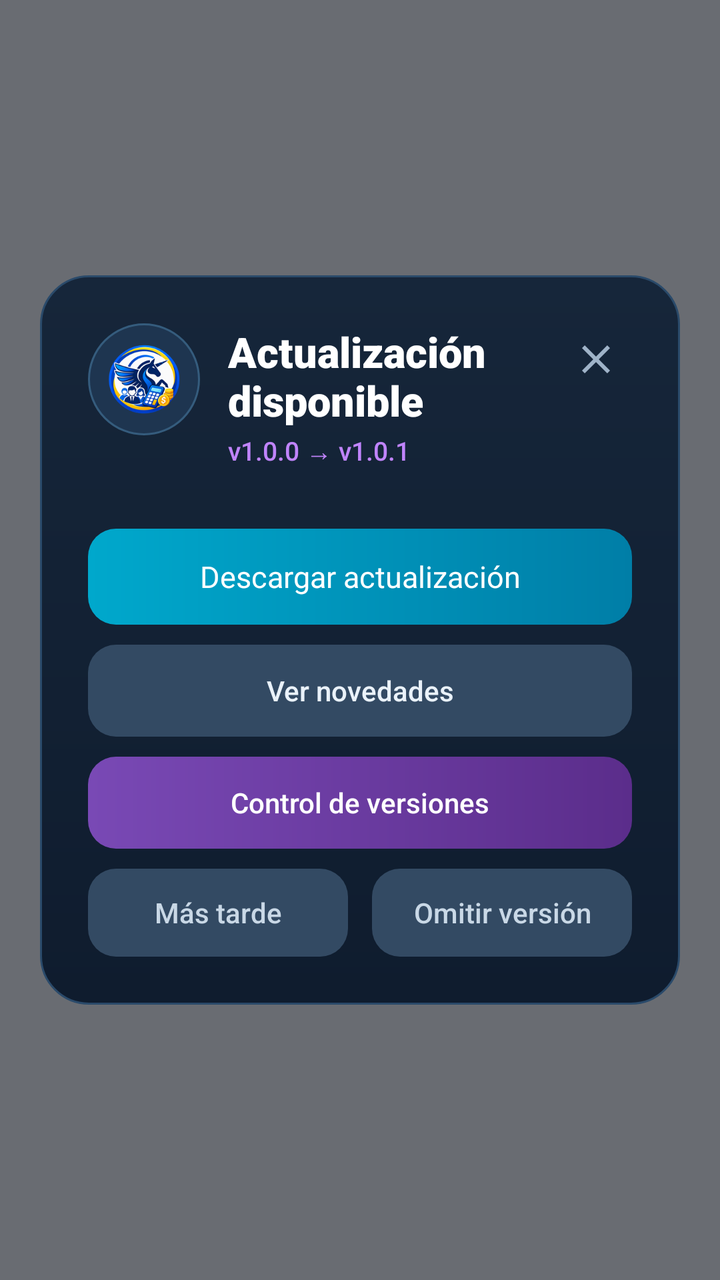
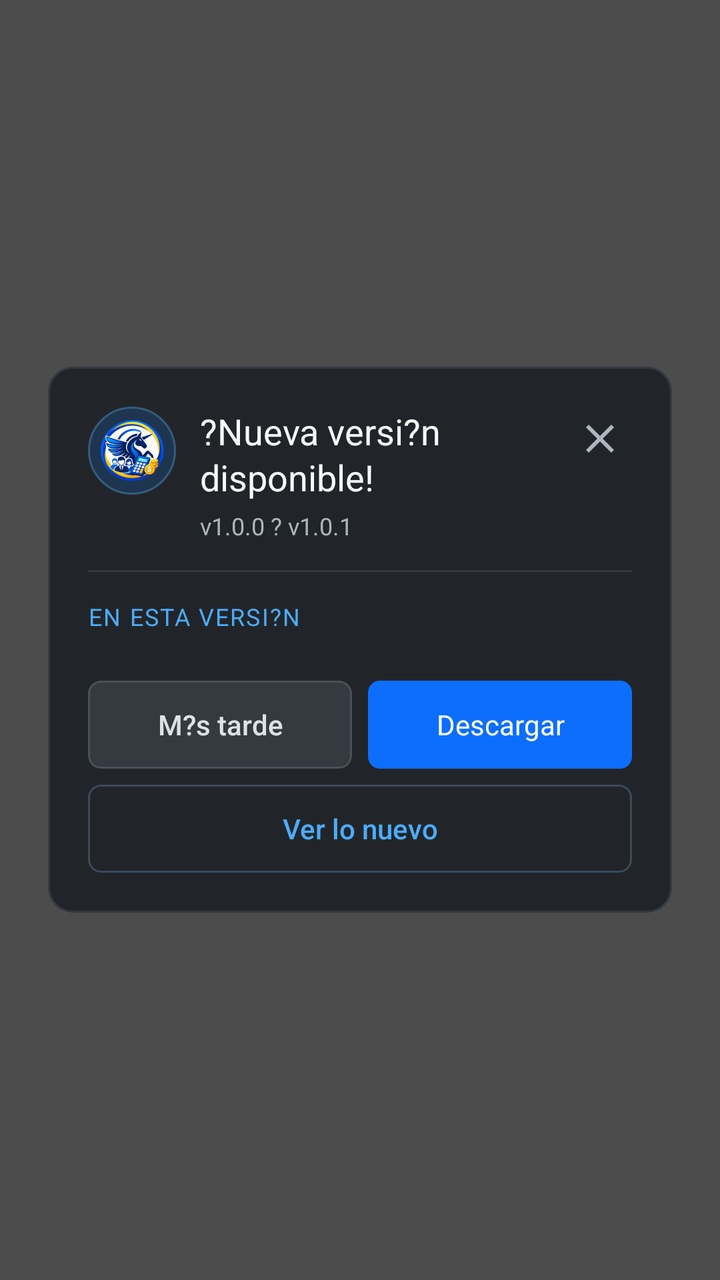

An Android layout rendered at two revisions. The XML below is the earlier revision; the diff shows what the commit changed to produce the second picture.
<!-- AndroidManifest.xml: application theme Theme.UnicornioSoftware -->
<!-- res/layout/dialog_app_update.xml -->
<?xml version="1.0" encoding="utf-8"?>
<FrameLayout xmlns:android="http://schemas.android.com/apk/res/android"
    android:layout_width="match_parent"
    android:layout_height="match_parent"
    android:background="#99050B14"
    android:padding="20dp">

    <LinearLayout
        android:layout_width="match_parent"
        android:layout_height="wrap_content"
        android:layout_gravity="center"
        android:background="@drawable/bg_offline_card"
        android:orientation="vertical"
        android:padding="24dp">

        <LinearLayout
            android:layout_width="match_parent"
            android:layout_height="wrap_content"
            android:gravity="top"
            android:orientation="horizontal">

            <FrameLayout
                android:layout_width="56dp"
                android:layout_height="56dp"
                android:background="@drawable/bg_offline_icon"
                android:padding="10dp">

                <ImageView
                    android:layout_width="match_parent"
                    android:layout_height="match_parent"
                    android:contentDescription="@string/app_name"
                    android:scaleType="fitCenter"
                    android:src="@mipmap/ic_launcher_round" />
            </FrameLayout>

            <LinearLayout
                android:layout_width="0dp"
                android:layout_height="wrap_content"
                android:layout_marginStart="14dp"
                android:layout_weight="1"
                android:orientation="vertical"
                android:paddingEnd="8dp">

                <TextView
                    android:id="@+id/updateTitle"
                    android:layout_width="wrap_content"
                    android:layout_height="wrap_content"
                    android:fontFamily="sans-serif-black"
                    android:text="Actualización disponible"
                    android:textColor="#FFFFFF"
                    android:textSize="21sp" />

                <TextView
                    android:id="@+id/updateVersions"
                    android:layout_width="wrap_content"
                    android:layout_height="wrap_content"
                    android:layout_marginTop="2dp"
                    android:fontFamily="sans-serif-medium"
                    android:text="v1.0.0 → v1.0.1"
                    android:textColor="#C084FC"
                    android:textSize="13sp" />
            </LinearLayout>

            <ImageButton
                android:id="@+id/btnUpdateClose"
                android:layout_width="36dp"
                android:layout_height="36dp"
                android:background="@android:color/transparent"
                android:contentDescription="Cerrar"
                android:padding="6dp"
                android:src="@drawable/ic_close"
                android:tint="#9FB3C8" />
        </LinearLayout>

        <TextView
            android:id="@+id/updateSummary"
            android:layout_width="match_parent"
            android:layout_height="wrap_content"
            android:layout_marginTop="14dp"
            android:fontFamily="sans-serif-medium"
            android:lineSpacingExtra="3dp"
            android:textColor="#B8C7D9"
            android:textSize="14sp"
            android:visibility="gone" />

        <LinearLayout
            android:id="@+id/updateMetaRow"
            android:layout_width="match_parent"
            android:layout_height="wrap_content"
            android:layout_marginTop="12dp"
            android:orientation="horizontal">

            <TextView
                android:id="@+id/updateSize"
                android:layout_width="wrap_content"
                android:layout_height="wrap_content"
                android:background="@drawable/bg_update_chip"
                android:fontFamily="sans-serif-medium"
                android:paddingStart="10dp"
                android:paddingTop="5dp"
                android:paddingEnd="10dp"
                android:paddingBottom="5dp"
                android:textColor="#9ADCF0"
                android:textSize="12sp"
                android:visibility="gone" />

            <TextView
                android:id="@+id/updateDate"
                android:layout_width="wrap_content"
                android:layout_height="wrap_content"
                android:layout_marginStart="8dp"
                android:background="@drawable/bg_update_chip"
                android:fontFamily="sans-serif-medium"
                android:paddingStart="10dp"
                android:paddingTop="5dp"
                android:paddingEnd="10dp"
                android:paddingBottom="5dp"
                android:textColor="#9ADCF0"
                android:textSize="12sp"
                android:visibility="gone" />
        </LinearLayout>

        <TextView
            android:id="@+id/updateRequired"
            android:layout_width="match_parent"
            android:layout_height="wrap_content"
            android:layout_marginTop="10dp"
            android:fontFamily="sans-serif-medium"
            android:text="Esta actualización es necesaria para continuar."
            android:textColor="#FCA5A5"
            android:textSize="13sp"
            android:visibility="gone" />

        <ScrollView
            android:id="@+id/updateChangesScroll"
            android:layout_width="match_parent"
            android:layout_height="wrap_content"
            android:layout_marginTop="12dp"
            android:fillViewport="false"
            android:maxHeight="220dp"
            android:visibility="gone">

            <LinearLayout
                android:id="@+id/updateChangesContainer"
                android:layout_width="match_parent"
                android:layout_height="wrap_content"
                android:orientation="vertical" />
        </ScrollView>

        <TextView
            android:id="@+id/updateMinSupported"
            android:layout_width="match_parent"
            android:layout_height="wrap_content"
            android:layout_marginTop="10dp"
            android:fontFamily="sans-serif"
            android:textColor="#94A3B8"
            android:textSize="12sp"
            android:visibility="gone" />

        <TextView
            android:id="@+id/btnUpdateDownload"
            android:layout_width="match_parent"
            android:layout_height="48dp"
            android:layout_marginTop="18dp"
            android:background="@drawable/bg_offline_button"
            android:fontFamily="sans-serif-bold"
            android:gravity="center"
            android:text="Descargar actualización"
            android:textColor="#FFFFFF"
            android:textSize="15sp" />

        <TextView
            android:id="@+id/btnUpdateNotes"
            android:layout_width="match_parent"
            android:layout_height="46dp"
            android:layout_marginTop="10dp"
            android:background="@drawable/bg_offline_button_secondary"
            android:fontFamily="sans-serif-medium"
            android:gravity="center"
            android:text="Ver novedades"
            android:textColor="#EAF2FA"
            android:textSize="14sp" />

        <TextView
            android:id="@+id/btnUpdateVersions"
            android:layout_width="match_parent"
            android:layout_height="46dp"
            android:layout_marginTop="10dp"
            android:background="@drawable/bg_update_versions_button"
            android:fontFamily="sans-serif-medium"
            android:gravity="center"
            android:text="Control de versiones"
            android:textColor="#FFFFFF"
            android:textSize="14sp" />

        <LinearLayout
            android:id="@+id/updateSecondaryRow"
            android:layout_width="match_parent"
            android:layout_height="wrap_content"
            android:layout_marginTop="10dp"
            android:orientation="horizontal">

            <TextView
                android:id="@+id/btnUpdateLater"
                android:layout_width="0dp"
                android:layout_height="44dp"
                android:layout_marginEnd="6dp"
                android:layout_weight="1"
                android:background="@drawable/bg_offline_button_secondary"
                android:fontFamily="sans-serif-medium"
                android:gravity="center"
                android:text="Más tarde"
                android:textColor="#C9D8E6"
                android:textSize="14sp" />

            <TextView
                android:id="@+id/btnUpdateSkip"
                android:layout_width="0dp"
                android:layout_height="44dp"
                android:layout_marginStart="6dp"
                android:layout_weight="1"
                android:background="@drawable/bg_offline_button_secondary"
                android:fontFamily="sans-serif-medium"
                android:gravity="center"
                android:text="Omitir versión"
                android:textColor="#C9D8E6"
                android:textSize="14sp" />
        </LinearLayout>
    </LinearLayout>
</FrameLayout>
<!-- resources referenced by this layout -->
<resources>
  <!-- drawable bg_offline_button (drawable) -->
  <?xml version="1.0" encoding="utf-8"?>
  <ripple xmlns:android="http://schemas.android.com/apk/res/android" android:color="#66FFFFFF">
      <item>
          <shape android:shape="rectangle">
              <gradient
                  android:angle="0"
                  android:startColor="#00A8CC"
                  android:endColor="#007EA7" />
              <corners android:radius="14dp" />
          </shape>
      </item>
  </ripple>
  <!-- drawable bg_offline_button_secondary (drawable) -->
  <?xml version="1.0" encoding="utf-8"?>
  <ripple xmlns:android="http://schemas.android.com/apk/res/android" android:color="#66FFFFFF">
      <item>
          <shape android:shape="rectangle">
              <solid android:color="#334A63" />
              <corners android:radius="14dp" />
          </shape>
      </item>
  </ripple>
  <!-- drawable bg_offline_card (drawable) -->
  <?xml version="1.0" encoding="utf-8"?>
  <shape xmlns:android="http://schemas.android.com/apk/res/android" android:shape="rectangle">
      <gradient
          android:angle="270"
          android:startColor="#16263A"
          android:endColor="#0F1C2E" />
      <corners android:radius="24dp" />
      <stroke android:width="1dp" android:color="#2A4A6A" />
  </shape>
  <!-- drawable bg_offline_icon (drawable) -->
  <?xml version="1.0" encoding="utf-8"?>
  <shape xmlns:android="http://schemas.android.com/apk/res/android" android:shape="oval">
      <solid android:color="#1E3550" />
      <stroke android:width="1dp" android:color="#355C7D" />
  </shape>
  <!-- drawable bg_update_chip (drawable) -->
  <?xml version="1.0" encoding="utf-8"?>
  <shape xmlns:android="http://schemas.android.com/apk/res/android" android:shape="rectangle">
      <solid android:color="#1A3550" />
      <corners android:radius="999dp" />
      <stroke android:width="1dp" android:color="#2E5A78" />
  </shape>
  <!-- drawable bg_update_versions_button (drawable) -->
  <?xml version="1.0" encoding="utf-8"?>
  <ripple xmlns:android="http://schemas.android.com/apk/res/android" android:color="#66FFFFFF">
      <item>
          <shape android:shape="rectangle">
              <gradient
                  android:angle="0"
                  android:startColor="#7949B5"
                  android:endColor="#5B2D8B" />
              <corners android:radius="14dp" />
          </shape>
      </item>
  </ripple>
  <!-- drawable ic_close (drawable) -->
  <vector xmlns:android="http://schemas.android.com/apk/res/android"
      android:width="24dp" android:height="24dp" android:viewportWidth="24"
      android:viewportHeight="24">
      <path android:fillColor="#EAF2FA"
          android:pathData="M19,6.41L17.59,5 12,10.59 6.41,5 5,6.41 10.59,12 5,17.59 6.41,19 12,13.41 17.59,19 19,17.59 13.41,12z"/>
  </vector>
  <!-- mipmap ic_launcher_round: png bitmap (mipmap-hdpi, 11719 bytes) -->
  <string name="app_name">Ecosistema Financiero de Unicornio Software</string>
  <style name="Theme.UnicornioSoftware" parent="Theme.MaterialComponents.DayNight.NoActionBar">
          <item name="android:statusBarColor">@android:color/black</item>
          <item name="android:navigationBarColor">@android:color/black</item>
          <item name="android:windowLightStatusBar" tools:targetApi="m">false</item>
      </style>
</resources>

<!-- the commit's change to res/layout/dialog_app_update.xml (unified diff, before → after) -->
@@ -2,16 +2,16 @@
 <FrameLayout xmlns:android="http://schemas.android.com/apk/res/android"
     android:layout_width="match_parent"
     android:layout_height="match_parent"
-    android:background="#99050B14"
-    android:padding="20dp">
+    android:background="#B3000000"
+    android:padding="24dp">
 
     <LinearLayout
         android:layout_width="match_parent"
         android:layout_height="wrap_content"
         android:layout_gravity="center"
-        android:background="@drawable/bg_offline_card"
+        android:background="@drawable/bg_modal_card"
         android:orientation="vertical"
-        android:padding="24dp">
+        android:padding="20dp">
 
         <LinearLayout
             android:layout_width="match_parent"
@@ -19,212 +19,204 @@
             android:gravity="top"
             android:orientation="horizontal">
 
-            <FrameLayout
-                android:layout_width="56dp"
-                android:layout_height="56dp"
+            <ImageView
+                android:id="@+id/updateIcon"
+                android:layout_width="44dp"
+                android:layout_height="44dp"
                 android:background="@drawable/bg_offline_icon"
-                android:padding="10dp">
-
-                <ImageView
-                    android:layout_width="match_parent"
-                    android:layout_height="match_parent"
-                    android:contentDescription="@string/app_name"
-                    android:scaleType="fitCenter"
-                    android:src="@mipmap/ic_launcher_round" />
-            </FrameLayout>
+                android:contentDescription="@string/app_name"
+                android:padding="6dp"
+                android:scaleType="fitCenter"
+                android:src="@mipmap/ic_launcher_round" />
 
             <LinearLayout
                 android:layout_width="0dp"
                 android:layout_height="wrap_content"
-                android:layout_marginStart="14dp"
+                android:layout_marginStart="12dp"
                 android:layout_weight="1"
-                android:orientation="vertical"
-                android:paddingEnd="8dp">
+                android:orientation="vertical">
 
                 <TextView
                     android:id="@+id/updateTitle"
                     android:layout_width="wrap_content"
                     android:layout_height="wrap_content"
-                    android:fontFamily="sans-serif-black"
-                    android:text="Actualización disponible"
-                    android:textColor="#FFFFFF"
-                    android:textSize="21sp" />
+                    android:fontFamily="sans-serif-bold"
+                    android:lineSpacingExtra="2dp"
+                    android:text="?Nueva versi?n disponible!"
+                    android:textColor="#F8F9FA"
+                    android:textSize="18sp" />
 
                 <TextView
                     android:id="@+id/updateVersions"
                     android:layout_width="wrap_content"
                     android:layout_height="wrap_content"
-                    android:layout_marginTop="2dp"
-                    android:fontFamily="sans-serif-medium"
-                    android:text="v1.0.0 → v1.0.1"
-                    android:textColor="#C084FC"
-                    android:textSize="13sp" />
+                    android:layout_marginTop="4dp"
+                    android:fontFamily="sans-serif"
+                    android:text="v1.0.0 ? v1.0.1"
+                    android:textColor="#ADB5BD"
+                    android:textSize="12sp" />
             </LinearLayout>
 
             <ImageButton
                 android:id="@+id/btnUpdateClose"
-                android:layout_width="36dp"
-                android:layout_height="36dp"
+                android:layout_width="32dp"
+                android:layout_height="32dp"
                 android:background="@android:color/transparent"
                 android:contentDescription="Cerrar"
-                android:padding="6dp"
+                android:padding="4dp"
                 android:src="@drawable/ic_close"
-                android:tint="#9FB3C8" />
+                android:tint="#ADB5BD" />
         </LinearLayout>
 
-        <TextView
-            android:id="@+id/updateSummary"
+        <View
+            android:layout_width="match_parent"
+            android:layout_height="1dp"
+            android:layout_marginTop="14dp"
+            android:layout_marginBottom="14dp"
+            android:background="#343A40" />
+
+        <ScrollView
+            android:id="@+id/updateBodyScroll"
             android:layout_width="match_parent"
             android:layout_height="wrap_content"
-            android:layout_marginTop="14dp"
-            android:fontFamily="sans-serif-medium"
-            android:lineSpacingExtra="3dp"
-            android:textColor="#B8C7D9"
-            android:textSize="14sp"
-            android:visibility="gone" />
-
-        <LinearLayout
-            android:id="@+id/updateMetaRow"
-            android:layout_width="match_parent"
-            android:layout_height="wrap_content"
-            android:layout_marginTop="12dp"
-            android:orientation="horizontal">
-
-            <TextView
-                android:id="@+id/updateSize"
-                android:layout_width="wrap_content"
-                android:layout_height="wrap_content"
-                android:background="@drawable/bg_update_chip"
-                android:fontFamily="sans-serif-medium"
-                android:paddingStart="10dp"
-                android:paddingTop="5dp"
-                android:paddingEnd="10dp"
-                android:paddingBottom="5dp"
-                android:textColor="#9ADCF0"
-                android:textSize="12sp"
-                android:visibility="gone" />
-
-            <TextView
-                android:id="@+id/updateDate"
-                android:layout_width="wrap_content"
-                android:layout_height="wrap_content"
-                android:layout_marginStart="8dp"
-                android:background="@drawable/bg_update_chip"
-                android:fontFamily="sans-serif-medium"
-                android:paddingStart="10dp"
-                android:paddingTop="5dp"
-                android:paddingEnd="10dp"
-                android:paddingBottom="5dp"
-                android:textColor="#9ADCF0"
-                android:textSize="12sp"
-                android:visibility="gone" />
-        </LinearLayout>
-
-        <TextView
-            android:id="@+id/updateRequired"
-            android:layout_width="match_parent"
-            android:layout_height="wrap_content"
-            android:layout_marginTop="10dp"
-            android:fontFamily="sans-serif-medium"
-            android:text="Esta actualización es necesaria para continuar."
-            android:textColor="#FCA5A5"
-            android:textSize="13sp"
-            android:visibility="gone" />
-
-        <ScrollView
-            android:id="@+id/updateChangesScroll"
-            android:layout_width="match_parent"
-            android:layout_height="wrap_content"
-            android:layout_marginTop="12dp"
             android:fillViewport="false"
-            android:maxHeight="220dp"
-            android:visibility="gone">
+            android:overScrollMode="ifContentScrolls">
 
             <LinearLayout
-                android:id="@+id/updateChangesContainer"
                 android:layout_width="match_parent"
                 android:layout_height="wrap_content"
-                android:orientation="vertical" />
+                android:orientation="vertical">
+
+                <TextView
+                    android:id="@+id/updateSectionTitle"
+                    android:layout_width="wrap_content"
+                    android:layout_height="wrap_content"
+                    android:fontFamily="sans-serif-bold"
+                    android:letterSpacing="0.06"
+                    android:text="EN ESTA VERSI?N"
+                    android:textAllCaps="true"
+                    android:textColor="#4DABF7"
+                    android:textSize="12sp" />
+
+                <TextView
+                    android:id="@+id/updateSummary"
+                    android:layout_width="match_parent"
+                    android:layout_height="wrap_content"
+                    android:layout_marginTop="8dp"
+                    android:fontFamily="sans-serif"
+                    android:lineSpacingExtra="3dp"
+                    android:textColor="#CED4DA"
+                    android:textSize="14sp"
+                    android:visibility="gone" />
+
+                <LinearLayout
+                    android:id="@+id/updateMetaRow"
+                    android:layout_width="match_parent"
+                    android:layout_height="wrap_content"
+                    android:layout_marginTop="10dp"
+                    android:orientation="horizontal"
+                    android:visibility="gone">
+
+                    <TextView
+                        android:id="@+id/updateSize"
+                        android:layout_width="wrap_content"
+                        android:layout_height="wrap_content"
+                        android:fontFamily="sans-serif-medium"
+                        android:textColor="#ADB5BD"
+                        android:textSize="12sp"
+                        android:visibility="gone" />
+
+                    <TextView
+                        android:id="@+id/updateDate"
+                        android:layout_width="wrap_content"
+                        android:layout_height="wrap_content"
+                        android:layout_marginStart="12dp"
+                        android:fontFamily="sans-serif-medium"
+                        android:textColor="#ADB5BD"
+                        android:textSize="12sp"
+                        android:visibility="gone" />
+                </LinearLayout>
+
+                <LinearLayout
+                    android:id="@+id/updateChangesContainer"
+                    android:layout_width="match_parent"
+                    android:layout_height="wrap_content"
+                    android:layout_marginTop="6dp"
+                    android:orientation="vertical" />
+
+                <TextView
+                    android:id="@+id/updateRequired"
+                    android:layout_width="match_parent"
+                    android:layout_height="wrap_content"
+                    android:layout_marginTop="10dp"
+                    android:fontFamily="sans-serif-medium"
+                    android:text="Esta actualizaci?n es necesaria para continuar."
+                    android:textColor="#F87171"
+                    android:textSize="13sp"
+                    android:visibility="gone" />
+
+                <TextView
+                    android:id="@+id/updateMinSupported"
+                    android:layout_width="match_parent"
+                    android:layout_height="wrap_content"
+                    android:layout_marginTop="8dp"
+                    android:fontFamily="sans-serif"
+                    android:textColor="#94A3B8"
+                    android:textSize="12sp"
+                    android:visibility="gone" />
+            </LinearLayout>
         </ScrollView>
 
-        <TextView
-            android:id="@+id/updateMinSupported"
+        <LinearLayout
             android:layout_width="match_parent"
             android:layout_height="wrap_content"
-            android:layout_marginTop="10dp"
-            android:fontFamily="sans-serif"
-            android:textColor="#94A3B8"
-            android:textSize="12sp"
-            android:visibility="gone" />
-
-        <TextView
-            android:id="@+id/btnUpdateDownload"
-            android:layout_width="match_parent"
-            android:layout_height="48dp"
             android:layout_marginTop="18dp"
-            android:background="@drawable/bg_offline_button"
-            android:fontFamily="sans-serif-bold"
-            android:gravity="center"
-            android:text="Descargar actualización"
-            android:textColor="#FFFFFF"
-            android:textSize="15sp" />
-
-        <TextView
-            android:id="@+id/btnUpdateNotes"
-            android:layout_width="match_parent"
-            android:layout_height="46dp"
-            android:layout_marginTop="10dp"
-            android:background="@drawable/bg_offline_button_secondary"
-            android:fontFamily="sans-serif-medium"
-            android:gravity="center"
-            android:text="Ver novedades"
-            android:textColor="#EAF2FA"
-            android:textSize="14sp" />
-
-        <TextView
-            android:id="@+id/btnUpdateVersions"
-            android:layout_width="match_parent"
-            android:layout_height="46dp"
-            android:layout_marginTop="10dp"
-            android:background="@drawable/bg_update_versions_button"
-            android:fontFamily="sans-serif-medium"
-            android:gravity="center"
-            android:text="Control de versiones"
-            android:textColor="#FFFFFF"
-            android:textSize="14sp" />
-
-        <LinearLayout
-            android:id="@+id/updateSecondaryRow"
-            android:layout_width="match_parent"
-            android:layout_height="wrap_content"
-            android:layout_marginTop="10dp"
-            android:orientation="horizontal">
+            android:orientation="vertical">
+
+            <LinearLayout
+                android:id="@+id/updatePrimaryRow"
+                android:layout_width="match_parent"
+                android:layout_height="wrap_content"
+                android:orientation="horizontal">
+
+                <TextView
+                    android:id="@+id/btnUpdateLater"
+                    android:layout_width="0dp"
+                    android:layout_height="44dp"
+                    android:layout_marginEnd="8dp"
+                    android:layout_weight="1"
+                    android:background="@drawable/bg_modal_btn_secondary"
+                    android:fontFamily="sans-serif-medium"
+                    android:gravity="center"
+                    android:text="M?s tarde"
+                    android:textColor="#DEE2E6"
+                    android:textSize="14sp" />
+
+                <TextView
+                    android:id="@+id/btnUpdateDownload"
+                    android:layout_width="0dp"
+                    android:layout_height="44dp"
+                    android:layout_weight="1"
+                    android:background="@drawable/bg_modal_btn_primary"
+                    android:fontFamily="sans-serif-bold"
+                    android:gravity="center"
+                    android:text="Descargar"
+                    android:textColor="#FFFFFF"
+                    android:textSize="14sp" />
+            </LinearLayout>
 
             <TextView
-                android:id="@+id/btnUpdateLater"
-                android:layout_width="0dp"
+                android:id="@+id/btnUpdateNotes"
+                android:layout_width="match_parent"
                 android:layout_height="44dp"
-                android:layout_marginEnd="6dp"
-                android:layout_weight="1"
-                android:background="@drawable/bg_offline_button_secondary"
+                android:layout_marginTop="8dp"
+                android:background="@drawable/bg_modal_btn_outline"
                 android:fontFamily="sans-serif-medium"
                 android:gravity="center"
-                android:text="Más tarde"
-                android:textColor="#C9D8E6"
+                android:text="Ver lo nuevo"
+                android:textColor="#4DABF7"
                 android:textSize="14sp" />
 
-            <TextView
-                android:id="@+id/btnUpdateSkip"
-                android:layout_width="0dp"
-                android:layout_height="44dp"
-                android:layout_marginStart="6dp"
-                android:layout_weight="1"
-                android:background="@drawable/bg_offline_button_secondary"
-                android:fontFamily="sans-serif-medium"
-                android:gravity="center"
-                android:text="Omitir versión"
-                android:textColor="#C9D8E6"
-                android:textSize="14sp" />
         </LinearLayout>
     </LinearLayout>
 </FrameLayout>
<!-- resource entries referenced after the edit -->
@@ -1,37 +1,43 @@
 <!-- resources referenced by this layout -->
 <resources>
-  <!-- drawable bg_offline_button (drawable) -->
-  <?xml version="1.0" encoding="utf-8"?>
-  <ripple xmlns:android="http://schemas.android.com/apk/res/android" android:color="#66FFFFFF">
+  <!-- drawable bg_modal_btn_outline (drawable) -->
+  ﻿<?xml version="1.0" encoding="utf-8"?>
+  <ripple xmlns:android="http://schemas.android.com/apk/res/android" android:color="#334DABF7">
       <item>
           <shape android:shape="rectangle">
-              <gradient
-                  android:angle="0"
-                  android:startColor="#00A8CC"
-                  android:endColor="#007EA7" />
-              <corners android:radius="14dp" />
+              <solid android:color="#00000000" />
+              <corners android:radius="6dp" />
+              <stroke android:width="1dp" android:color="#3B4A5A" />
           </shape>
       </item>
   </ripple>
-  <!-- drawable bg_offline_button_secondary (drawable) -->
-  <?xml version="1.0" encoding="utf-8"?>
-  <ripple xmlns:android="http://schemas.android.com/apk/res/android" android:color="#66FFFFFF">
+  <!-- drawable bg_modal_btn_primary (drawable) -->
+  ﻿<?xml version="1.0" encoding="utf-8"?>
+  <ripple xmlns:android="http://schemas.android.com/apk/res/android" android:color="#664DABF7">
       <item>
           <shape android:shape="rectangle">
-              <solid android:color="#334A63" />
-              <corners android:radius="14dp" />
+              <solid android:color="#0D6EFD" />
+              <corners android:radius="6dp" />
           </shape>
       </item>
   </ripple>
-  <!-- drawable bg_offline_card (drawable) -->
-  <?xml version="1.0" encoding="utf-8"?>
+  <!-- drawable bg_modal_btn_secondary (drawable) -->
+  ﻿<?xml version="1.0" encoding="utf-8"?>
+  <ripple xmlns:android="http://schemas.android.com/apk/res/android" android:color="#33FFFFFF">
+      <item>
+          <shape android:shape="rectangle">
+              <solid android:color="#343A40" />
+              <corners android:radius="6dp" />
+              <stroke android:width="1dp" android:color="#495057" />
+          </shape>
+      </item>
+  </ripple>
+  <!-- drawable bg_modal_card (drawable) -->
+  ﻿<?xml version="1.0" encoding="utf-8"?>
   <shape xmlns:android="http://schemas.android.com/apk/res/android" android:shape="rectangle">
-      <gradient
-          android:angle="270"
-          android:startColor="#16263A"
-          android:endColor="#0F1C2E" />
-      <corners android:radius="24dp" />
-      <stroke android:width="1dp" android:color="#2A4A6A" />
+      <solid android:color="#212529" />
+      <corners android:radius="12dp" />
+      <stroke android:width="1dp" android:color="#343A40" />
   </shape>
   <!-- drawable bg_offline_icon (drawable) -->
   <?xml version="1.0" encoding="utf-8"?>
@@ -39,26 +45,6 @@
       <solid android:color="#1E3550" />
       <stroke android:width="1dp" android:color="#355C7D" />
   </shape>
-  <!-- drawable bg_update_chip (drawable) -->
-  <?xml version="1.0" encoding="utf-8"?>
-  <shape xmlns:android="http://schemas.android.com/apk/res/android" android:shape="rectangle">
-      <solid android:color="#1A3550" />
-      <corners android:radius="999dp" />
-      <stroke android:width="1dp" android:color="#2E5A78" />
-  </shape>
-  <!-- drawable bg_update_versions_button (drawable) -->
-  <?xml version="1.0" encoding="utf-8"?>
-  <ripple xmlns:android="http://schemas.android.com/apk/res/android" android:color="#66FFFFFF">
-      <item>
-          <shape android:shape="rectangle">
-              <gradient
-                  android:angle="0"
-                  android:startColor="#7949B5"
-                  android:endColor="#5B2D8B" />
-              <corners android:radius="14dp" />
-          </shape>
-      </item>
-  </ripple>
   <!-- drawable ic_close (drawable) -->
   <vector xmlns:android="http://schemas.android.com/apk/res/android"
       android:width="24dp" android:height="24dp" android:viewportWidth="24"
